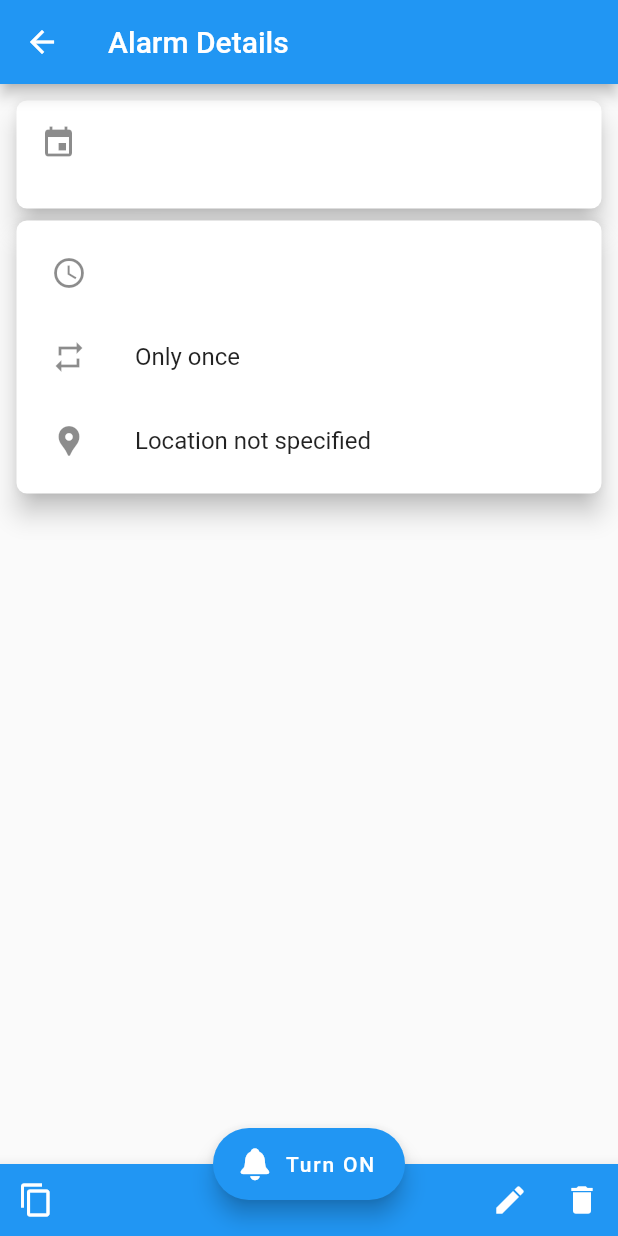
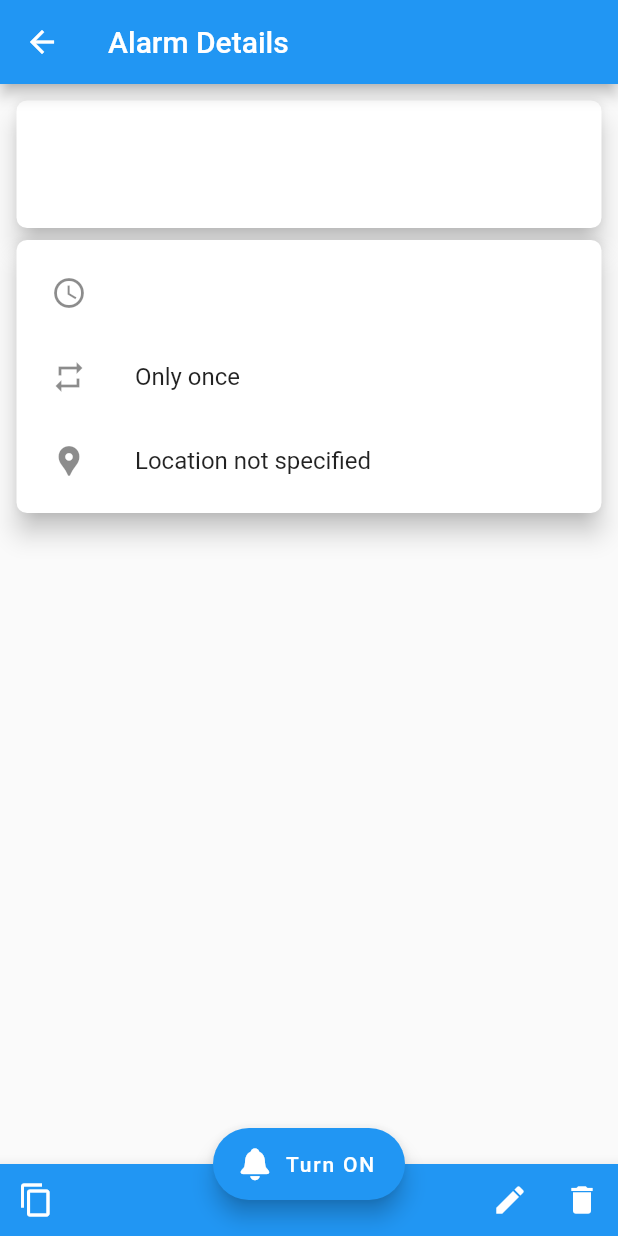
Before and after one commit to martru118/alarmdar, a Flutter app: the AlarmDetails screen opened directly with empty values, on a phone screen of 412 x 824 dp. Run offline on Flutter 3.47's test engine with Material 2 defaults, Android fonts, the phone set to English and light mode, and no system bars; our stand-ins replace flutter_local_notifications, fluttertoast, sembast, timezone; missing offline and left inert: app_settings.

Commit message:
Direct user to battery optimization settings and update help guide; increase text size for alarm details

```diff
--- a/lib/screens/alarm_details.dart
+++ b/lib/screens/alarm_details.dart
@@ -265,11 +265,16 @@ class _DetailsBody extends StatelessWidget {
             elevation: pad/2,
             shape: RoundedRectangleBorder(borderRadius: BorderRadius.circular(pad/2)),
             child: ListTile(
-              leading: const Icon(Icons.event),
-              title: SelectableText("${alarmInfo.name}", textScaleFactor: 1.5,
-                  style: TextStyle(fontWeight: FontWeight.bold)
+              title: SelectableText("${alarmInfo.name}",
+                textScaleFactor: pad/6,
+                textAlign: TextAlign.center,
+                style: TextStyle(fontWeight: FontWeight.bold),
               ),
-              subtitle: SelectableText("${alarmInfo.description}", textScaleFactor: 1.5),
+              subtitle: SelectableText("${alarmInfo.description}",
+                textScaleFactor: 2,
+                textAlign: TextAlign.start,
+                style: TextStyle(fontStyle: FontStyle.italic),
+              ),
             ),
           ),
 
--- a/pubspec.yaml
+++ b/pubspec.yaml
@@ -22,6 +22,7 @@ dependencies:
 
   #notifications dependencies
   flutter_local_notifications: ^8.1.1+1
+  app_settings: 4.1.1
 
   # misc
   intl: ^0.17.0
```
Also changed, not shown: lib/screens/alarms_list.dart (+17 -2 lines), pubspec.lock, 1 other file.
